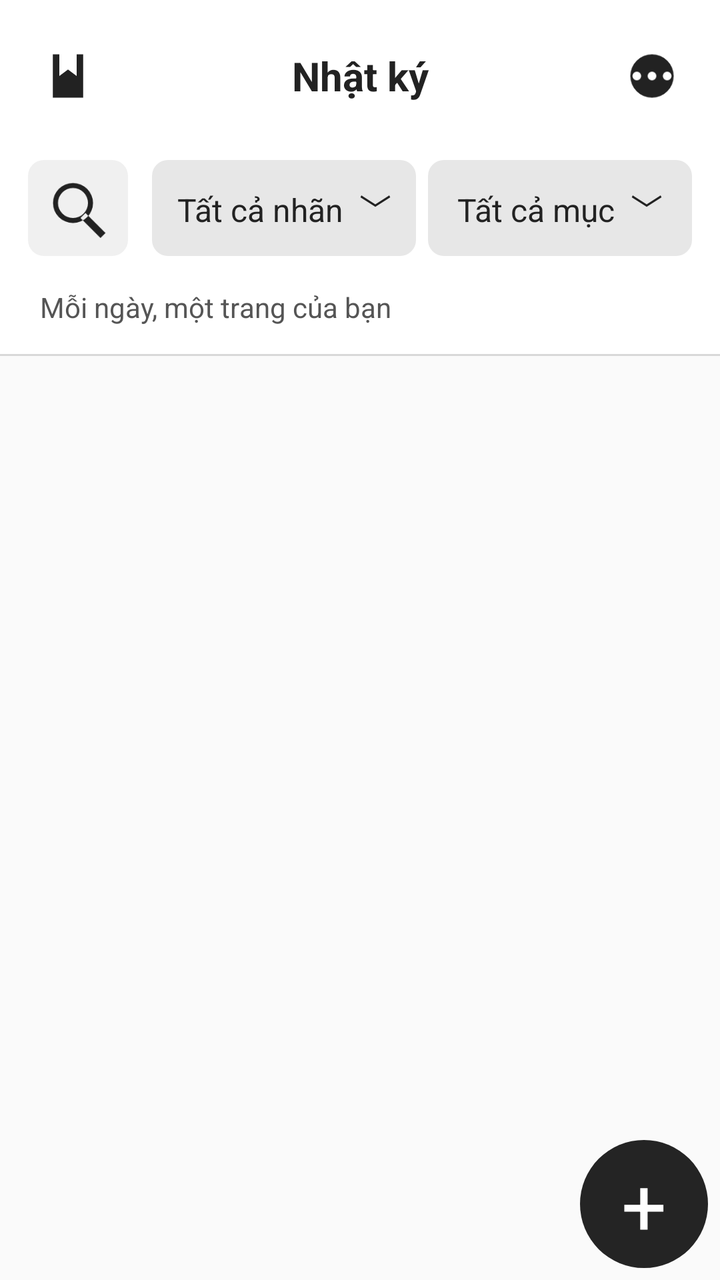
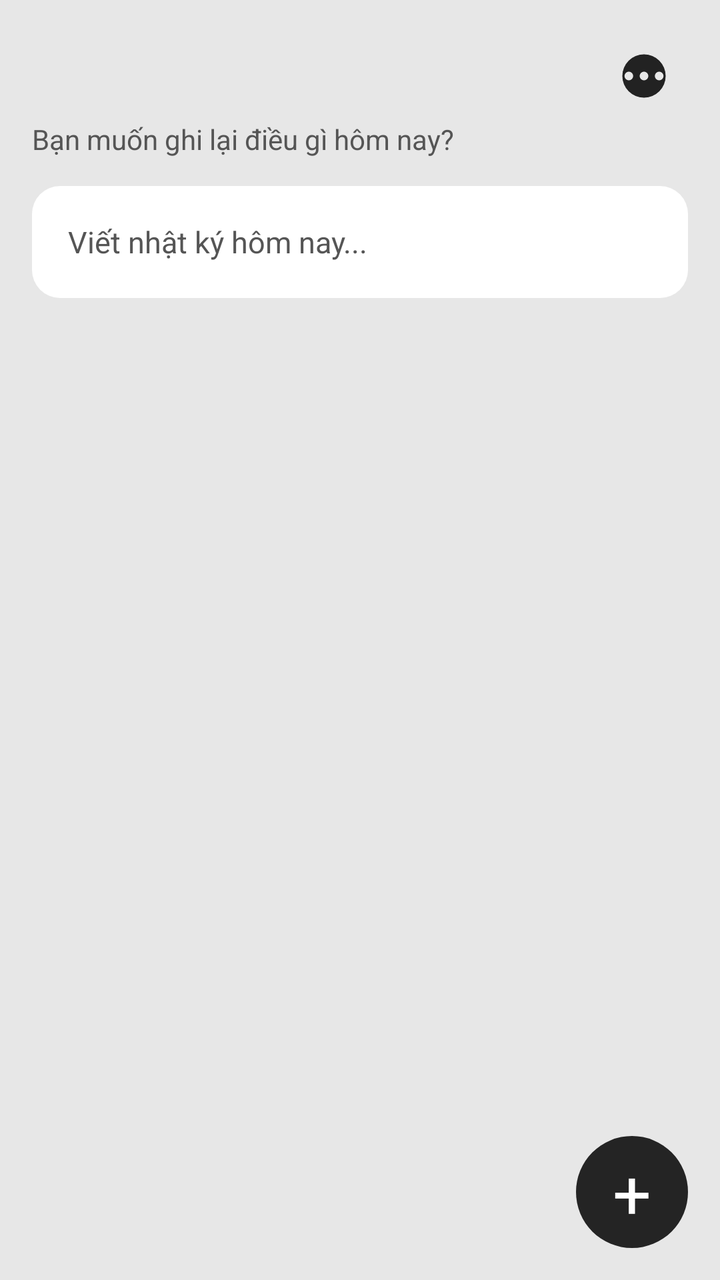

Before-and-after screenshots of an Android layout around one commit, followed by the original layout XML and the change that was made.
<!-- AndroidManifest.xml: application theme Theme.TaskManager -->
<!-- res/layout/screen_journal.xml -->
<?xml version="1.0" encoding="utf-8"?>
<LinearLayout xmlns:android="http://schemas.android.com/apk/res/android" xmlns:app="http://schemas.android.com/apk/res-auto" android:layout_width="match_parent" android:layout_height="match_parent" android:orientation="vertical">
    <FrameLayout android:layout_width="match_parent" android:layout_height="76dp">
        <TextView style="@style/ScreenTitle" android:text="@string/journal" />
        <ImageButton android:id="@+id/journalBookmark" style="@style/IconButton" app:srcCompat="@drawable/ic_bookmark" android:contentDescription="Ghi chú đã đánh dấu" android:layout_gravity="start|center_vertical" android:layout_marginStart="12dp" />
        <ImageButton android:id="@+id/journalMore" style="@style/IconButton" app:srcCompat="@drawable/ic_more" android:contentDescription="Tùy chọn nhật ký" android:layout_gravity="end|center_vertical" android:layout_marginEnd="12dp" />
    </FrameLayout>
    <LinearLayout android:layout_width="match_parent" android:layout_height="56dp" android:paddingLeft="14dp" android:paddingRight="14dp" android:gravity="center_vertical">
        <ImageButton android:id="@+id/journalSearchToggle" style="@style/IconButton" app:srcCompat="@drawable/ic_search" android:contentDescription="Tìm ghi chú" android:layout_width="50dp" android:layout_height="48dp" android:background="@drawable/control_soft" />
        <Button android:id="@+id/journalFilter" style="@style/FlatButton" android:layout_width="0dp" android:layout_height="48dp" android:layout_weight="1" android:layout_marginStart="12dp" android:text="Tất cả nhãn  ﹀" />
        <Button android:id="@+id/journalItems" style="@style/FlatButton" android:layout_width="0dp" android:layout_height="48dp" android:layout_weight="1" android:layout_marginStart="6dp" android:text="Tất cả mục  ﹀" />
    </LinearLayout>
    <EditText android:id="@+id/journalSearch" android:layout_width="match_parent" android:layout_height="48dp" android:visibility="gone" android:layout_marginStart="14dp" android:layout_marginEnd="14dp" android:hint="@string/search_notes" android:inputType="text" android:singleLine="true" />
    <TextView android:layout_width="match_parent" android:layout_height="wrap_content" android:paddingStart="20dp" android:paddingEnd="20dp" android:paddingTop="12dp" android:paddingBottom="14dp" android:text="Mỗi ngày, một trang của bạn" android:textSize="14sp" android:textColor="@color/workspace_muted" />
    <View android:layout_width="match_parent" android:layout_height="1dp" android:background="@color/workspace_line" />
    <FrameLayout android:layout_width="match_parent" android:layout_height="0dp" android:layout_weight="1" android:background="@color/workspace_page">
        <ScrollView android:layout_width="match_parent" android:layout_height="match_parent" android:fillViewport="true">
            <LinearLayout android:id="@+id/journalEntries" android:layout_width="match_parent" android:layout_height="wrap_content" android:orientation="vertical" android:padding="12dp" android:paddingBottom="80dp" />
        </ScrollView>
        <TextView android:id="@+id/addNote" style="@style/AddButton" />
    </FrameLayout>
</LinearLayout>
<!-- resources referenced by this layout -->
<resources>
  <color name="workspace_line">#D8D8D8</color>
  <color name="workspace_muted">#555555</color>
  <color name="workspace_page">#FAFAFA</color>
  <!-- drawable control_soft (drawable) -->
  <ripple xmlns:android="http://schemas.android.com/apk/res/android" android:color="#20808080"><item><shape><solid android:color="@color/workspace_soft" /><corners android:radius="8dp" /></shape></item></ripple>
  <!-- drawable ic_bookmark (drawable) -->
  <vector xmlns:android="http://schemas.android.com/apk/res/android" android:width="24dp" android:height="24dp" android:viewportWidth="24" android:viewportHeight="24"><path android:fillColor="@color/workspace_text" android:fillType="evenOdd" android:pathData="M5,2L19,2L19,22L5,22Z M8,2L8,12L12,9L16,12L16,2Z" /></vector>
  <!-- drawable ic_more (drawable) -->
  <vector xmlns:android="http://schemas.android.com/apk/res/android" android:width="24dp" android:height="24dp" android:viewportWidth="24" android:viewportHeight="24"><path android:fillColor="@color/workspace_text" android:fillType="evenOdd" android:pathData="M12,2A10,10 0,1 0,12,22A10,10 0,1 0,12,2Z M5,10A2,2 0,1 0,5,14A2,2 0,1 0,5,10Z M12,10A2,2 0,1 0,12,14A2,2 0,1 0,12,10Z M19,10A2,2 0,1 0,19,14A2,2 0,1 0,19,10Z" /></vector>
  <!-- drawable ic_search (drawable) -->
  <vector xmlns:android="http://schemas.android.com/apk/res/android" android:width="24dp" android:height="24dp" android:viewportWidth="24" android:viewportHeight="24"><path android:fillColor="@color/workspace_text" android:fillType="evenOdd" android:pathData="M10,2A8,8 0,1 0,10,18A8,8 0,1 0,10,2Z M10,4A6,6 0,1 1,10,16A6,6 0,1 1,10,4Z M15,14L23,22L21,24L13,16Z" /></vector>
  <string name="journal">Nhật ký</string>
  <string name="search_notes">Tìm ghi chú…</string>
  <style name="FlatButton" parent="Widget.AppCompat.Button">
    <item name="android:background">@drawable/control_gray</item><item name="android:backgroundTint">@null</item><item name="backgroundTint">@null</item>
    <item name="android:textColor">@color/workspace_text</item><item name="android:textAllCaps">false</item><item name="android:textSize">16sp</item>
    <item name="android:minHeight">48dp</item><item name="android:minWidth">0dp</item><item name="android:padding">8dp</item><item name="android:gravity">center</item>
    <item name="android:stateListAnimator">@null</item><item name="android:elevation">0dp</item>
   </style>
  <style name="IconButton"><item name="android:layout_width">44dp</item><item name="android:layout_height">44dp</item><item name="android:padding">9dp</item><item name="android:background">?attr/selectableItemBackgroundBorderless</item><item name="android:backgroundTint">@null</item><item name="android:scaleType">fitCenter</item><item name="android:tint">@color/workspace_text</item><item name="android:stateListAnimator">@null</item></style>
  <style name="ScreenTitle" parent="ScreenTitleBase" />
  <style name="Theme.TaskManager" parent="Theme.TaskManagerBase" />
  <color name="workspace_soft">#F0F0F0</color>
  <color name="workspace_text">#222222</color>
  <!-- drawable add_circle (drawable) -->
  <shape xmlns:android="http://schemas.android.com/apk/res/android" android:shape="oval"><solid android:color="#242424" /></shape>
  <string name="add">Thêm</string>
  <!-- drawable control_gray (drawable) -->
  <ripple xmlns:android="http://schemas.android.com/apk/res/android" android:color="#20808080"><item><shape><solid android:color="@color/workspace_control" /><corners android:radius="8dp" /></shape></item></ripple>
  <style name="ScreenTitleBase">
          <item name="android:layout_width">match_parent</item>
          <item name="android:layout_height">76dp</item>
          <item name="android:gravity">center</item>
          <item name="android:textSize">20sp</item>
          <item name="android:textColor">@color/workspace_text</item>
          <item name="android:textStyle">bold</item>
          
      </style>
  <color name="workspace_control">#E7E7E7</color>
  <color name="workspace_surface">#FFFFFF</color>
  <!-- unchanged entries left out for length: 2 -->
</resources>

<!-- the commit's change to res/layout/screen_journal.xml (unified diff, before → after) -->
@@ -1,22 +1,23 @@
 <?xml version="1.0" encoding="utf-8"?>
-<LinearLayout xmlns:android="http://schemas.android.com/apk/res/android" xmlns:app="http://schemas.android.com/apk/res-auto" android:layout_width="match_parent" android:layout_height="match_parent" android:orientation="vertical">
-    <FrameLayout android:layout_width="match_parent" android:layout_height="76dp">
-        <TextView style="@style/ScreenTitle" android:text="@string/journal" />
-        <ImageButton android:id="@+id/journalBookmark" style="@style/IconButton" app:srcCompat="@drawable/ic_bookmark" android:contentDescription="Ghi chú đã đánh dấu" android:layout_gravity="start|center_vertical" android:layout_marginStart="12dp" />
-        <ImageButton android:id="@+id/journalMore" style="@style/IconButton" app:srcCompat="@drawable/ic_more" android:contentDescription="Tùy chọn nhật ký" android:layout_gravity="end|center_vertical" android:layout_marginEnd="12dp" />
-    </FrameLayout>
-    <LinearLayout android:layout_width="match_parent" android:layout_height="56dp" android:paddingLeft="14dp" android:paddingRight="14dp" android:gravity="center_vertical">
-        <ImageButton android:id="@+id/journalSearchToggle" style="@style/IconButton" app:srcCompat="@drawable/ic_search" android:contentDescription="Tìm ghi chú" android:layout_width="50dp" android:layout_height="48dp" android:background="@drawable/control_soft" />
-        <Button android:id="@+id/journalFilter" style="@style/FlatButton" android:layout_width="0dp" android:layout_height="48dp" android:layout_weight="1" android:layout_marginStart="12dp" android:text="Tất cả nhãn  ﹀" />
-        <Button android:id="@+id/journalItems" style="@style/FlatButton" android:layout_width="0dp" android:layout_height="48dp" android:layout_weight="1" android:layout_marginStart="6dp" android:text="Tất cả mục  ﹀" />
-    </LinearLayout>
-    <EditText android:id="@+id/journalSearch" android:layout_width="match_parent" android:layout_height="48dp" android:visibility="gone" android:layout_marginStart="14dp" android:layout_marginEnd="14dp" android:hint="@string/search_notes" android:inputType="text" android:singleLine="true" />
-    <TextView android:layout_width="match_parent" android:layout_height="wrap_content" android:paddingStart="20dp" android:paddingEnd="20dp" android:paddingTop="12dp" android:paddingBottom="14dp" android:text="Mỗi ngày, một trang của bạn" android:textSize="14sp" android:textColor="@color/workspace_muted" />
-    <View android:layout_width="match_parent" android:layout_height="1dp" android:background="@color/workspace_line" />
-    <FrameLayout android:layout_width="match_parent" android:layout_height="0dp" android:layout_weight="1" android:background="@color/workspace_page">
-        <ScrollView android:layout_width="match_parent" android:layout_height="match_parent" android:fillViewport="true">
-            <LinearLayout android:id="@+id/journalEntries" android:layout_width="match_parent" android:layout_height="wrap_content" android:orientation="vertical" android:padding="12dp" android:paddingBottom="80dp" />
-        </ScrollView>
-        <TextView android:id="@+id/addNote" style="@style/AddButton" />
-    </FrameLayout>
-</LinearLayout>
+<FrameLayout xmlns:android="http://schemas.android.com/apk/res/android" xmlns:app="http://schemas.android.com/apk/res-auto" android:layout_width="match_parent" android:layout_height="match_parent" android:background="@color/workspace_canvas">
+    <ScrollView android:layout_width="match_parent" android:layout_height="match_parent" android:fillViewport="true">
+        <LinearLayout android:layout_width="match_parent" android:layout_height="wrap_content" android:orientation="vertical" android:padding="16dp" android:paddingBottom="96dp">
+            <LinearLayout android:layout_width="match_parent" android:layout_height="wrap_content" android:gravity="center_vertical">
+                <TextView android:id="@+id/journalToday" android:layout_width="0dp" android:layout_height="wrap_content" android:layout_weight="1" android:textSize="20sp" android:textStyle="bold" android:textColor="@color/workspace_text" />
+                <ImageButton android:id="@+id/journalMore" style="@style/IconButton" app:srcCompat="@drawable/ic_more" android:contentDescription="Tìm kiếm và tùy chọn nhật ký" />
+            </LinearLayout>
+            <TextView android:layout_width="match_parent" android:layout_height="wrap_content" android:text="Bạn muốn ghi lại điều gì hôm nay?" android:textSize="14sp" android:textColor="@color/workspace_muted" />
+            <TextView android:id="@+id/journalQuickWrite" android:layout_width="match_parent" android:layout_height="56dp" android:layout_marginTop="14dp" android:layout_marginBottom="12dp" android:background="@drawable/journal_card" android:foreground="?attr/selectableItemBackground" android:gravity="center_vertical" android:paddingStart="18dp" android:paddingEnd="18dp" android:text="Viết nhật ký hôm nay..." android:textSize="15sp" android:textColor="@color/workspace_muted" android:clickable="true" android:focusable="true" />
+            <LinearLayout android:id="@+id/journalTools" android:layout_width="match_parent" android:layout_height="wrap_content" android:gravity="center_vertical" android:visibility="gone">
+                <ImageButton android:id="@+id/journalBookmark" style="@style/IconButton" app:srcCompat="@drawable/ic_bookmark" android:contentDescription="Lọc bài đã đánh dấu" />
+                <ImageButton android:id="@+id/journalSearchToggle" style="@style/IconButton" app:srcCompat="@drawable/ic_search" android:contentDescription="Tìm nhật ký" />
+                <Button android:id="@+id/journalFilter" style="@style/FlatButton" android:layout_width="0dp" android:layout_height="wrap_content" android:layout_weight="1" android:textSize="13sp" />
+                <Button android:id="@+id/journalItems" style="@style/FlatButton" android:layout_width="0dp" android:layout_height="wrap_content" android:layout_weight="1" android:layout_marginStart="6dp" android:textSize="13sp" />
+            </LinearLayout>
+            <EditText android:id="@+id/journalSearch" android:layout_width="match_parent" android:layout_height="48dp" android:visibility="gone" android:hint="@string/search_notes" android:inputType="text" android:singleLine="true" />
+            <TextView android:id="@+id/journalSummary" android:layout_width="match_parent" android:layout_height="wrap_content" android:visibility="gone" android:textSize="13sp" android:textColor="@color/workspace_muted" />
+            <LinearLayout android:id="@+id/journalEntries" android:layout_width="match_parent" android:layout_height="wrap_content" android:orientation="vertical" />
+        </LinearLayout>
+    </ScrollView>
+    <TextView android:id="@+id/addNote" style="@style/AddButton" android:layout_width="56dp" android:layout_height="56dp" android:layout_margin="16dp" android:textSize="34sp" />
+</FrameLayout>
<!-- resource entries referenced after the edit -->
@@ -1,17 +1,15 @@
 <!-- resources referenced by this layout -->
 <resources>
-  <color name="workspace_line">#D8D8D8</color>
+  <color name="workspace_canvas">#E7E7E7</color>
   <color name="workspace_muted">#555555</color>
-  <color name="workspace_page">#FAFAFA</color>
-  <!-- drawable control_soft (drawable) -->
-  <ripple xmlns:android="http://schemas.android.com/apk/res/android" android:color="#20808080"><item><shape><solid android:color="@color/workspace_soft" /><corners android:radius="8dp" /></shape></item></ripple>
   <!-- drawable ic_bookmark (drawable) -->
   <vector xmlns:android="http://schemas.android.com/apk/res/android" android:width="24dp" android:height="24dp" android:viewportWidth="24" android:viewportHeight="24"><path android:fillColor="@color/workspace_text" android:fillType="evenOdd" android:pathData="M5,2L19,2L19,22L5,22Z M8,2L8,12L12,9L16,12L16,2Z" /></vector>
   <!-- drawable ic_more (drawable) -->
   <vector xmlns:android="http://schemas.android.com/apk/res/android" android:width="24dp" android:height="24dp" android:viewportWidth="24" android:viewportHeight="24"><path android:fillColor="@color/workspace_text" android:fillType="evenOdd" android:pathData="M12,2A10,10 0,1 0,12,22A10,10 0,1 0,12,2Z M5,10A2,2 0,1 0,5,14A2,2 0,1 0,5,10Z M12,10A2,2 0,1 0,12,14A2,2 0,1 0,12,10Z M19,10A2,2 0,1 0,19,14A2,2 0,1 0,19,10Z" /></vector>
   <!-- drawable ic_search (drawable) -->
   <vector xmlns:android="http://schemas.android.com/apk/res/android" android:width="24dp" android:height="24dp" android:viewportWidth="24" android:viewportHeight="24"><path android:fillColor="@color/workspace_text" android:fillType="evenOdd" android:pathData="M10,2A8,8 0,1 0,10,18A8,8 0,1 0,10,2Z M10,4A6,6 0,1 1,10,16A6,6 0,1 1,10,4Z M15,14L23,22L21,24L13,16Z" /></vector>
-  <string name="journal">Nhật ký</string>
+  <!-- drawable journal_card (drawable) -->
+  <shape xmlns:android="http://schemas.android.com/apk/res/android"><solid android:color="@color/workspace_surface"/><corners android:radius="14dp"/></shape>
   <string name="search_notes">Tìm ghi chú…</string>
   <style name="FlatButton" parent="Widget.AppCompat.Button">
     <item name="android:background">@drawable/control_gray</item><item name="android:backgroundTint">@null</item><item name="backgroundTint">@null</item>
@@ -20,24 +18,13 @@
     <item name="android:stateListAnimator">@null</item><item name="android:elevation">0dp</item>
    </style>
   <style name="IconButton"><item name="android:layout_width">44dp</item><item name="android:layout_height">44dp</item><item name="android:padding">9dp</item><item name="android:background">?attr/selectableItemBackgroundBorderless</item><item name="android:backgroundTint">@null</item><item name="android:scaleType">fitCenter</item><item name="android:tint">@color/workspace_text</item><item name="android:stateListAnimator">@null</item></style>
-  <style name="ScreenTitle" parent="ScreenTitleBase" />
   <style name="Theme.TaskManager" parent="Theme.TaskManagerBase" />
-  <color name="workspace_soft">#F0F0F0</color>
   <color name="workspace_text">#222222</color>
   <!-- drawable add_circle (drawable) -->
   <shape xmlns:android="http://schemas.android.com/apk/res/android" android:shape="oval"><solid android:color="#242424" /></shape>
   <string name="add">Thêm</string>
   <!-- drawable control_gray (drawable) -->
   <ripple xmlns:android="http://schemas.android.com/apk/res/android" android:color="#20808080"><item><shape><solid android:color="@color/workspace_control" /><corners android:radius="8dp" /></shape></item></ripple>
-  <style name="ScreenTitleBase">
-          <item name="android:layout_width">match_parent</item>
-          <item name="android:layout_height">76dp</item>
-          <item name="android:gravity">center</item>
-          <item name="android:textSize">20sp</item>
-          <item name="android:textColor">@color/workspace_text</item>
-          <item name="android:textStyle">bold</item>
-          
-      </style>
   <color name="workspace_control">#E7E7E7</color>
   <color name="workspace_surface">#FFFFFF</color>
   <!-- unchanged entries left out for length: 2 -->
